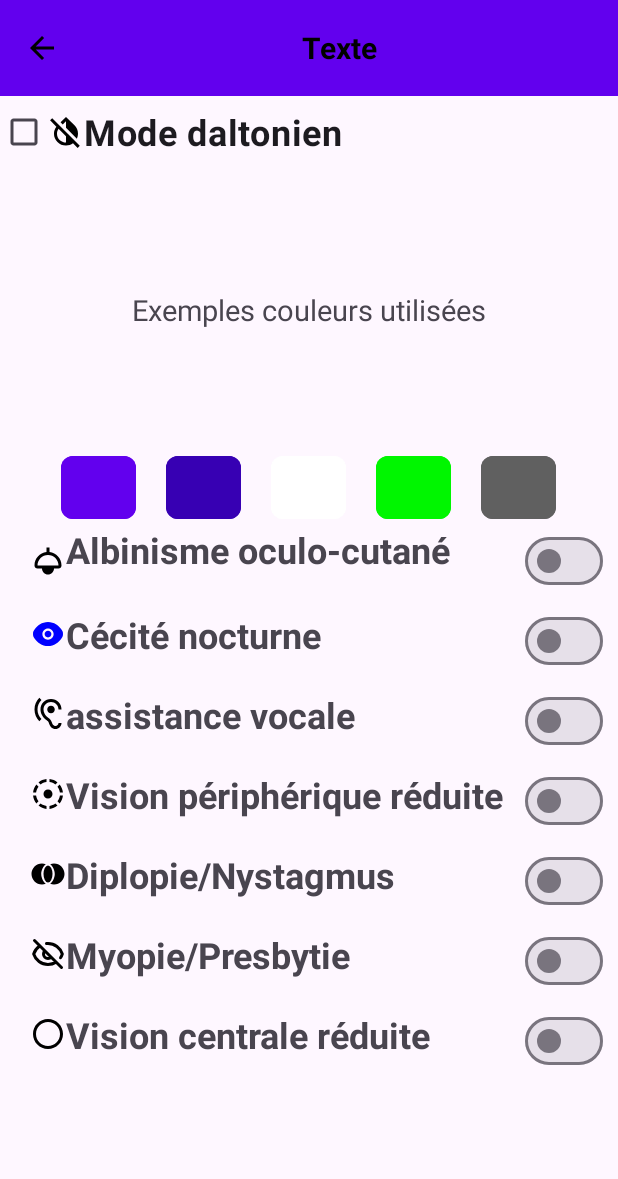
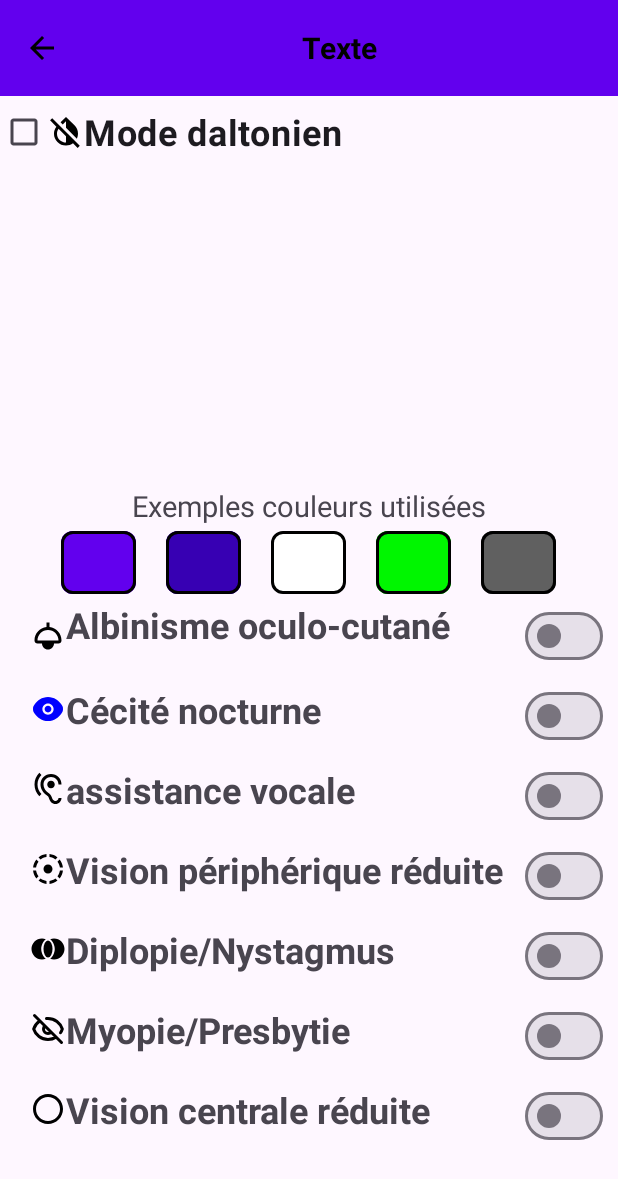
Before and after one commit to Rafale2000/QuestEase-SAE6.01, an Android app: the screen it shows after launch (Parametres), after a tap on "Paramètres", on a phone screen of 412 x 824 dp. Shown: the top 1179 px of the screen. Run offline under Robolectric (Android 15) with nearby library versions, the phone set to English and light mode, and no system bars.

Commit message:
rajout pallettes de couleurs sur activity paramètres et correction layout

```diff
--- a/app/build.gradle
+++ b/app/build.gradle
@@ -29,6 +29,7 @@ android {
 }
 
 dependencies {
+    implementation libs.datastore.core.android
     def fragment_version = "1.8.3"
 
     // Java language implementation
@@ -43,4 +44,7 @@ dependencies {
     testImplementation libs.junit
     androidTestImplementation libs.ext.junit
     androidTestImplementation libs.espresso.core
+    implementation "androidx.datastore:datastore-preferences:1.0.0"
+    implementation "androidx.datastore:datastore-core:1.0.0"
+
 }
--- /dev/null
+++ b/app/src/main/java/com/example/questease/DatabaseHelper.java
@@ -0,0 +1,43 @@
+package com.example.questease;
+
+import android.content.Context;
+import android.database.sqlite.SQLiteDatabase;
+import android.database.sqlite.SQLiteOpenHelper;
+import android.util.Log;
+
+public class DatabaseHelper extends SQLiteOpenHelper {
+
+    // Nom de la base de données
+    private static final String DATABASE_NAME = "my_database.db";
+    // Version de la base de données (permet de gérer les mises à jour)
+    private static final int DATABASE_VERSION = 1;
+
+    // Constructeur de la classe
+    public DatabaseHelper(Context context) {
+        super(context, DATABASE_NAME, null, DATABASE_VERSION);
+    }
+
+    // Méthode appelée lors de la création de la base de données
+    @Override
+    public void onCreate(SQLiteDatabase db) {
+        // Création des tables ici
+        String CREATE_TABLE = "CREATE TABLE parametres (" +
+                "id INTEGER PRIMARY KEY AUTOINCREMENT, " +
+                "daltonisme TEXT, "+
+                "cecite INTEGER,"+
+                "assistance_vocale INTEGER,"+
+                "vision_peripherique INTEGER,"+
+                "diplopie INTEGER,"+
+                "myopie INTEGER,"+
+                "vision_centrale_reduite INTEGER,"+
+                "albinisme INTEGER)";
+        db.execSQL(CREATE_TABLE);
+    }
+
+    @Override
+    public void onUpgrade(SQLiteDatabase db, int oldVersion, int newVersion) {
+        // Supprime l'ancienne table si elle existe et recrée la nouvelle
+        db.execSQL("DROP TABLE IF EXISTS my_table");
+        onCreate(db);
+    }
+}
--- a/app/src/main/res/layout/activity_parametres.xml
+++ b/app/src/main/res/layout/activity_parametres.xml
@@ -39,8 +39,7 @@
         android:layout_width="match_parent"
         android:layout_height="wrap_content"
         android:orientation="vertical"
-        app:layout_constraintTop_toBottomOf="@id/checkbox_parent"
-        >
+        app:layout_constraintTop_toBottomOf="@id/checkbox_parent">
 
         <CheckBox
             android:id="@+id/deuteranomalie"
@@ -85,7 +84,7 @@
     <LinearLayout
         android:layout_width="match_parent"
         android:layout_height="wrap_content"
-        app:layout_constraintTop_toBottomOf="@id/checkboxes_daltonisme"
+        android:paddingTop="20dp"
         app:layout_constraintBottom_toTopOf="@id/colorSamples"
         android:gravity="center"
         android:orientation="vertical"
@@ -114,44 +113,60 @@
         tools:ignore="MissingConstraints">
 
         <com.google.android.material.button.MaterialButton
+            android:id="@+id/PrimaryColorButton"
             android:layout_width="50dp"
             android:layout_height="50dp"
+
             app:cornerRadius="8dp"
             android:layout_marginHorizontal="10dp"
             android:backgroundTint="?attr/colorPrimary"
+            app:strokeWidth="3px"
+            app:strokeColor="?attr/bordercolor"
             >
         </com.google.android.material.button.MaterialButton>
 
         <com.google.android.material.button.MaterialButton
+            android:id="@+id/colorPrimaryVariantButton"
             android:layout_width="50dp"
             android:layout_height="50dp"
             app:cornerRadius="8dp"
             android:layout_marginHorizontal="10dp"
             android:backgroundTint="?attr/colorPrimaryVariant"
+            app:strokeWidth="3px"
+            app:strokeColor="?attr/bordercolor"
             >
         </com.google.android.material.button.MaterialButton>
         <com.google.android.material.button.MaterialButton
+            android:id="@+id/colorOnPrimaryButton"
             android:layout_width="50dp"
             android:layout_height="50dp"
             app:cornerRadius="8dp"
             android:layout_marginHorizontal="10dp"
             android:backgroundTint="?attr/colorOnPrimary"
+            app:strokeWidth="3px"
+            app:strokeColor="?attr/bordercolor"
             >
         </com.google.android.material.button.MaterialButton>
         <com.google.android.material.button.MaterialButton
+            android:id="@+id/colorButtonBackgroundButton"
             android:layout_width="50dp"
             android:layout_height="50dp"
             app:cornerRadius="8dp"
             android:layout_marginHorizontal="10dp"
             android:backgroundTint="?attr/colorButtonBackground"
+            app:strokeWidth="3px"
+            app:strokeColor="?attr/bordercolor"
             >
         </com.google.android.material.button.MaterialButton>
         <com.google.android.material.button.MaterialButton
+            android:id="@+id/colorButtonBackgroundButton2"
             android:layout_width="50dp"
             android:layout_height="50dp"
             app:cornerRadius="8dp"
             android:layout_marginHorizontal="10dp"
             android:backgroundTint="?attr/colorButtonBackground2"
+            app:strokeWidth="3px"
+            app:strokeColor="?attr/bordercolor"
             >
         </com.google.android.material.button.MaterialButton>
     </LinearLayout>
@@ -161,7 +176,7 @@
         android:layout_width="match_parent"
         android:layout_height="match_parent"
         android:orientation="vertical"
-        android:layout_marginTop="350dp"
+        android:layout_marginTop="400dp"
         tools:ignore="MissingConstraints"
         android:layout_marginLeft="20dp">
 
@@ -188,7 +203,6 @@
                 android:layout_height="wrap_content"
                 android:checked="false"
                 android:paddingEnd="10dp"
-
                 android:textStyle="bold"
                 app:layout_constraintStart_toStartOf="parent"
                 app:layout_constraintTop_toTopOf="parent"
--- a/app/src/main/res/values/attrs.xml
+++ b/app/src/main/res/values/attrs.xml
@@ -5,4 +5,5 @@
     <attr name="colorProfileBackground" format="color"/>
     <attr name="iconcolor" format="color"/>
     <attr name="texte" format="color"/>
+    <attr name="bordercolor" format="color"/>
 </resources>
--- a/app/src/main/res/values/themes.xml
+++ b/app/src/main/res/values/themes.xml
@@ -12,7 +12,7 @@
         <item name="colorProfileBackground">#4c4745</item>
         <item name="iconcolor">#000000</item>
         <item name="texte">#000000</item>
-
+        <item name="bordercolor">#000000</item> <!-- couleur utilisé pour contraster les samples de couleur et le fond -->
     </style>
 
     <style name="Theme.Questease.deuteranomalie" parent="Theme.Questease">
@@ -27,7 +27,7 @@
         <item name="texte">#000000</item> <!-- Noir, pas de changement -->
 
     </style>
-    <style name="Theme.Questease.Deuteranopia" parent="Theme.Material3.DayNight.NoActionBar">
+    <style name="Theme.Questease.Deuteranopie" parent="Theme.Material3.DayNight.NoActionBar">
         <!-- Couleurs principales adaptées pour la deutéranopie -->
         <item name="colorPrimary">#5A5AFF</item> <!-- Couleur principale modifiée -->
         <item name="colorPrimaryVariant">#4B4BB2</item> <!-- Variante principale -->
@@ -43,5 +43,39 @@
         <item name="iconcolor">#000000</item> <!-- Couleur des icônes, noir pour visibilité -->
         <item name="texte">#000000</item> <!-- Couleur du texte, noir pour le contraste sur fond clair -->
     </style>
+    <style name="Theme.Questease.Protanomalie" parent="Theme.Material3.DayNight.NoActionBar">
+        <!-- Couleurs principales pour le mode clair adaptées à la protanomalie -->
+        <item name="colorPrimary">#6B8AFF</item> <!-- Couleur principale ajustée (plus bleutée) -->
+        <item name="colorPrimaryVariant">#5A6FCE</item> <!-- Variante principale ajustée -->
+        <item name="colorOnPrimary">#FFFFFF</item> <!-- Texte sur fond coloré (inchangé) -->
+
+        <item name="colorButtonBackground">#00E500</item> <!-- Couleur du bouton personnalisé (plus vert) -->
+        <item name="colorButtonBackground2">#808080</item> <!-- Couleur secondaire pour les boutons (gris neutre) -->
+        <item name="colorButtonText">#000000</item> <!-- Texte du bouton (inchangé) -->
+
+        <item name="colorProfileBackground">#4D4745</item> <!-- Couleur de fond pour les profils (léger ajustement du contraste) -->
+
+        <item name="iconcolor">#000000</item> <!-- Couleur des icônes (inchangé) -->
+        <item name="texte">#000000</item> <!-- Couleur du texte (inchangé) -->
+
+        <item name="bordercolor">#5C5C5C</item> <!-- Couleur de la bordure pour mieux contraster (gris moyen) -->
+    </style>
+    <style name="Theme.Questease.Protanopie" parent="Theme.Material3.DayNight.NoActionBar">
+        <!-- Couleurs principales pour le mode clair adaptées à la protanopie -->
+        <item name="colorPrimary">#6B8AFF</item> <!-- Couleur principale ajustée (bleue) -->
+        <item name="colorPrimaryVariant">#5A6FCE</item> <!-- Variante principale ajustée -->
+        <item name="colorOnPrimary">#FFFFFF</item> <!-- Texte sur fond coloré (inchangé) -->
+
+        <item name="colorButtonBackground">#00CC00</item> <!-- Couleur du bouton personnalisé (vert moins saturé) -->
+        <item name="colorButtonBackground2">#808080</item> <!-- Couleur secondaire pour les boutons (gris neutre) -->
+        <item name="colorButtonText">#000000</item> <!-- Texte du bouton (inchangé) -->
+
+        <item name="colorProfileBackground">#4D4745</item> <!-- Couleur de fond pour les profils (léger ajustement du contraste) -->
+
+        <item name="iconcolor">#000000</item> <!-- Couleur des icônes (inchangé) -->
+        <item name="texte">#000000</item> <!-- Couleur du texte (inchangé) -->
+
+        <item name="bordercolor">#5C5C5C</item> <!-- Couleur de la bordure pour mieux contraster (gris moyen) -->
+    </style>
 
 </resources>
--- a/gradle/libs.versions.toml
+++ b/gradle/libs.versions.toml
@@ -7,6 +7,7 @@ appcompat = "1.7.0"
 material = "1.12.0"
 activity = "1.9.2"
 constraintlayout = "2.1.4"
+datastoreCoreAndroid = "1.1.1"
 
 [libraries]
 junit = { group = "junit", name = "junit", version.ref = "junit" }
@@ -16,6 +17,7 @@ appcompat = { group = "androidx.appcompat", name = "appcompat", version.ref = "a
 material = { group = "com.google.android.material", name = "material", version.ref = "material" }
 activity = { group = "androidx.activity", name = "activity", version.ref = "activity" }
 constraintlayout = { group = "androidx.constraintlayout", name = "constraintlayout", version.ref = "constraintlayout" }
+datastore-core-android = { group = "androidx.datastore", name = "datastore-core-android", version.ref = "datastoreCoreAndroid" }
 
 [plugins]
 android-application = { id = "com.android.application", version.ref = "agp" }
```
Also changed, not shown: app/src/main/java/com/example/questease/MainActivity.java (+56 -2 lines), app/src/main/java/com/example/questease/Parametres.java (+9 -1 lines).
